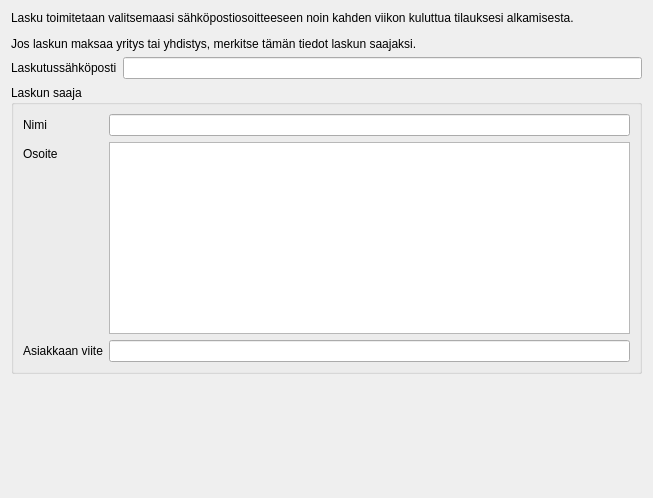
Old version of the form kitsas/tilaus/tilausyhteys.ui in the repository artoh/kitupiikki.
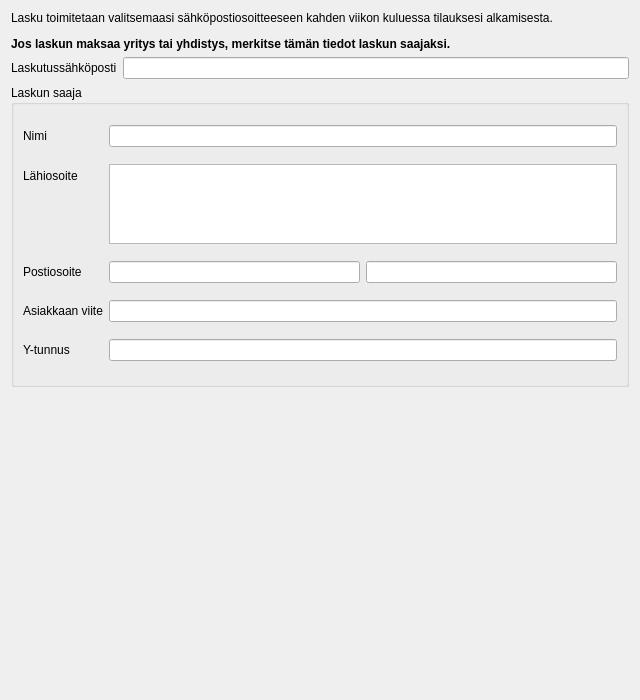
New version of the form.

```diff
--- a/kitsas/tilaus/tilausyhteys.ui
+++ b/kitsas/tilaus/tilausyhteys.ui
@@ -6,8 +6,8 @@
    <rect>
     <x>0</x>
     <y>0</y>
-    <width>653</width>
-    <height>498</height>
+    <width>640</width>
+    <height>700</height>
    </rect>
   </property>
   <property name="windowTitle">
@@ -17,7 +17,7 @@
    <item>
     <widget class="QLabel" name="label_5">
      <property name="text">
-      <string>&lt;html&gt;&lt;head/&gt;&lt;body&gt;&lt;p&gt;Lasku toimitetaan valitsemaasi sähköpostiosoitteeseen noin kahden viikon kuluttua tilauksesi alkamisesta.&lt;/p&gt;&lt;p&gt;Jos laskun maksaa yritys tai yhdistys, merkitse tämän tiedot laskun saajaksi.&lt;/p&gt;&lt;/body&gt;&lt;/html&gt;</string>
+      <string>&lt;html&gt;&lt;head/&gt;&lt;body&gt;&lt;p&gt;Lasku toimitetaan valitsemaasi sähköpostiosoitteeseen kahden viikon kuluessa tilauksesi alkamisesta.&lt;/p&gt;&lt;p&gt;&lt;b&gt;Jos laskun maksaa yritys tai yhdistys, merkitse tämän tiedot laskun saajaksi.&lt;/b&gt;&lt;/p&gt;&lt;/body&gt;&lt;/html&gt;</string>
      </property>
      <property name="wordWrap">
       <bool>true</bool>
@@ -63,7 +63,7 @@
       <item row="1" column="0">
        <widget class="QLabel" name="label_3">
         <property name="text">
-         <string>Osoite</string>
+         <string>Lähiosoite</string>
         </property>
         <property name="buddy">
          <cstring>osoiteEdit</cstring>
@@ -71,9 +71,36 @@
        </widget>
       </item>
       <item row="1" column="1">
-       <widget class="QPlainTextEdit" name="osoiteEdit"/>
+       <widget class="QPlainTextEdit" name="osoiteEdit">
+        <property name="maximumSize">
+         <size>
+          <width>16777215</width>
+          <height>80</height>
+         </size>
+        </property>
+        <property name="tabChangesFocus">
+         <bool>true</bool>
+        </property>
+       </widget>
       </item>
       <item row="2" column="0">
+       <widget class="QLabel" name="label_6">
+        <property name="text">
+         <string>Postiosoite</string>
+        </property>
+       </widget>
+      </item>
+      <item row="2" column="1">
+       <layout class="QHBoxLayout" name="horizontalLayout">
+        <item>
+         <widget class="QLineEdit" name="postinumero"/>
+        </item>
+        <item>
+         <widget class="QLineEdit" name="postitoimipaikka"/>
+        </item>
+       </layout>
+      </item>
+      <item row="3" column="0">
        <widget class="QLabel" name="label_4">
         <property name="text">
          <string>Asiakkaan viite</string>
@@ -83,9 +110,19 @@
         </property>
        </widget>
       </item>
-      <item row="2" column="1">
+      <item row="3" column="1">
        <widget class="QLineEdit" name="asviite"/>
       </item>
+      <item row="4" column="0">
+       <widget class="QLabel" name="label_7">
+        <property name="text">
+         <string>Y-tunnus</string>
+        </property>
+       </widget>
+      </item>
+      <item row="4" column="1">
+       <widget class="QLineEdit" name="ytunnusEdit"/>
+      </item>
      </layout>
     </widget>
    </item>
```
